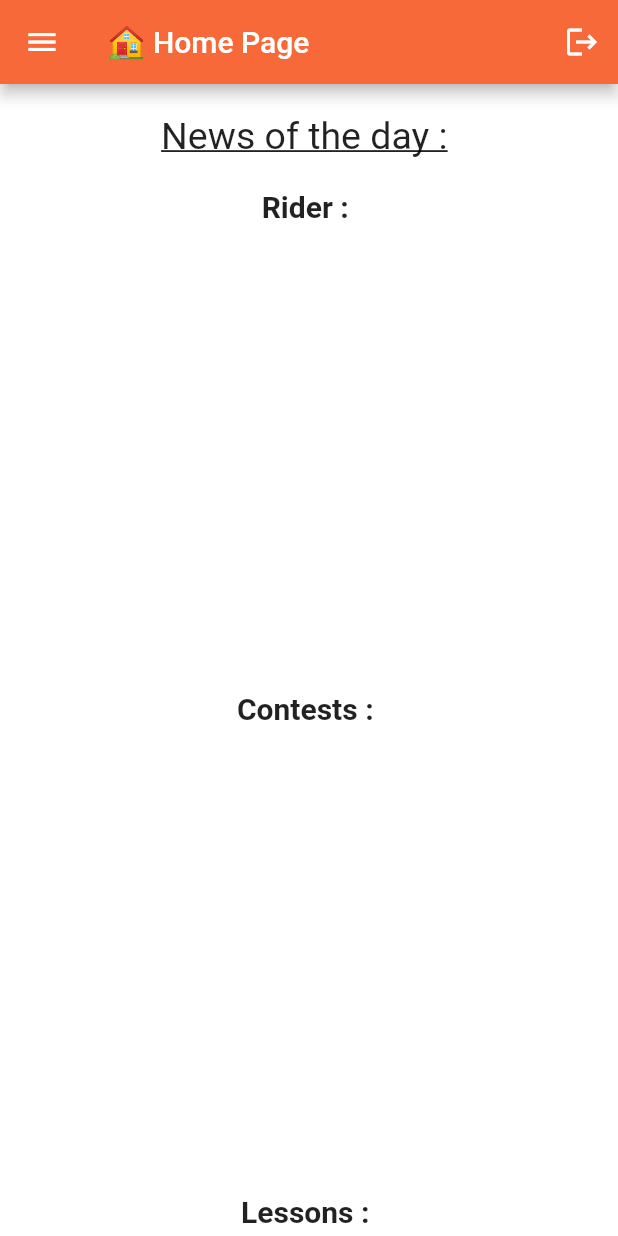
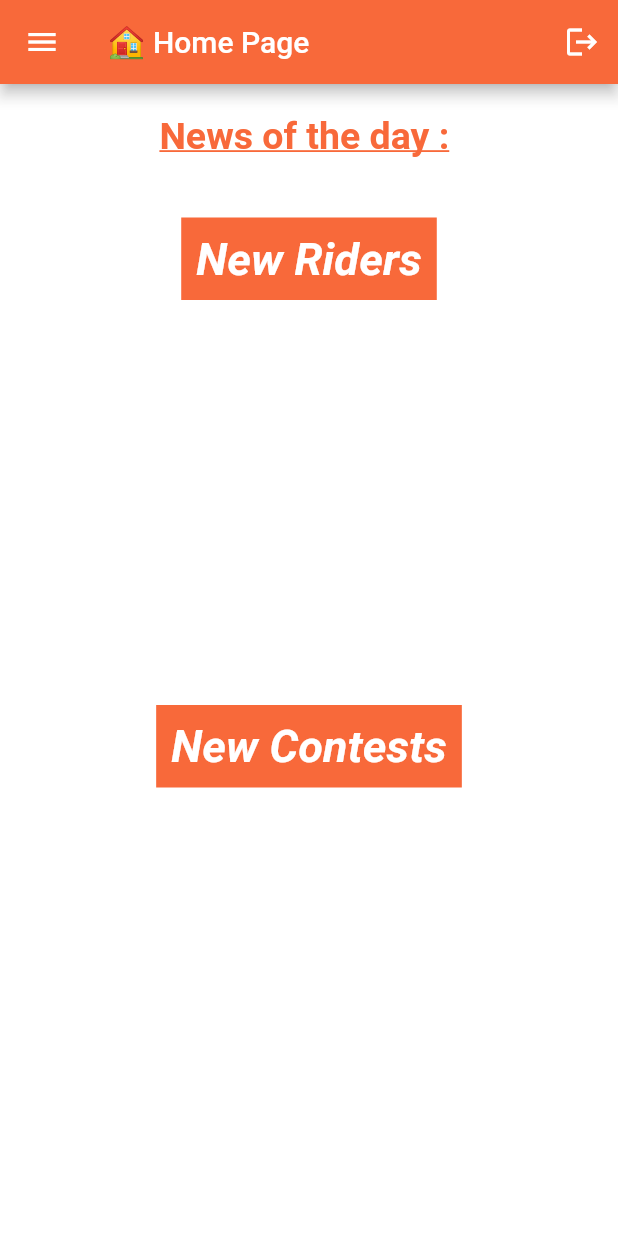
Before and after one commit to LouisYang95/FlutterAppEquitation, a Flutter app: the screen it shows after launch, on a phone screen of 412 x 824 dp. Run offline on Flutter 3.47's test engine with Material 2 defaults, Android fonts, the phone set to English and light mode, and no system bars; drawn by our look-alikes of carousel_slider; missing offline and left inert: flutter_session_manager, mongo_dart.

Commit message:
Change design home_page

```diff
--- a/lib/Pages/home_page.dart
+++ b/lib/Pages/home_page.dart
@@ -127,20 +127,28 @@ class _MyHomePageState extends State<MyHomePage> {
           child:Column(
             children: [
               const Padding(
-                padding: EdgeInsets.all(20.0),
+                //padding bottom
+                padding: EdgeInsets.only(top: 20,bottom: 40),
                 child: Text(
                   "News of the day : ",
-                  style: TextStyle(fontSize: 25.0, decoration: TextDecoration.underline),
+                  style: TextStyle(
+                    fontSize: 25.0,
+                    fontWeight: FontWeight.w700,
+                    decoration: TextDecoration.underline,
+                    color: Color.fromRGBO(248,105,58, 1),
+                  ),
                 ),
               ),
 
               //Users
-              const Padding(
-                padding: EdgeInsets.all(1.0),
-                child: Text(
-                  "Rider : ",
-                  style: TextStyle(fontSize: 20.0,fontWeight: FontWeight.bold),
-                ),
+              Container(
+                padding: const EdgeInsets.all(10.0),
+                color: Color.fromRGBO(248,105,58, 1),
+                child: const Text("New Riders", style: TextStyle(
+                    fontWeight: FontWeight.w700,
+                    color: Colors.white,
+                    fontStyle: FontStyle.italic,
+                    fontSize: 30)),
               ),
               FutureBuilder(
                 future: getAllUsers(),
@@ -148,7 +156,7 @@ class _MyHomePageState extends State<MyHomePage> {
                   if (snapshot.hasData) {
                     return CarouselSlider(
                       options: CarouselOptions(
-                        height: 310.0,
+                        height: 270.0,
                         autoPlay: (userDate.length < 2 ? false : true),
                         autoPlayInterval: const Duration(seconds: 3),
                         autoPlayAnimationDuration: const Duration(milliseconds: 800),
@@ -172,11 +180,9 @@ class _MyHomePageState extends State<MyHomePage> {
                                 scrollDirection: Axis.vertical,
                                 child: Column(
                                   children: [
-                                    Image.network(imgList[0]),
+                                    Image.network(user['photo']),
                                     const SizedBox(height: 10.0),
-                                    const Text("New Rider !", style: const TextStyle(fontSize: 20.0, color: Colors.black, fontWeight: FontWeight.bold)),
-                                    const SizedBox(height: 10.0),
-                                    Text(user['username'], style: const TextStyle(fontSize: 16.0, color: Colors.black, decoration: TextDecoration.underline)),
+                                    Text(user['username'], style: const TextStyle(fontSize: 20.0, color: Colors.black, fontWeight: FontWeight.bold)),
                                   ],
                                 ),
                               ),
@@ -188,19 +194,21 @@ class _MyHomePageState extends State<MyHomePage> {
                     );
                   } else {
                     return const Center(
-                      child: CircularProgressIndicator(),
+                      child: Text("No new rider"),
                     );
                   }
                 },
               ),
 
               //Contests
-              const Padding(
-                padding: EdgeInsets.all(1.0),
-                child: Text(
-                  "Contests : ",
-                  style: TextStyle(fontSize: 20.0,fontWeight: FontWeight.bold),
-                ),
+              Container(
+                padding: const EdgeInsets.all(10.0),
+                color: Color.fromRGBO(248,105,58, 1),
+                child: const Text("New Contests", style: TextStyle(
+                    fontWeight: FontWeight.w700,
+                    color: Colors.white,
+                    fontStyle: FontStyle.italic,
+                    fontSize: 30)),
               ),
               FutureBuilder(
                 future: getAllContests(),
@@ -208,7 +216,7 @@ class _MyHomePageState extends State<MyHomePage> {
                   if (snapshot.hasData) {
                     return CarouselSlider(
                       options: CarouselOptions(
-                        height: 310.0,
+                        height: 320.0,
                         autoPlay: (contestDate.length < 2 ? false : true),
                         autoPlayInterval: const Duration(seconds: 3),
                         autoPlayAnimationDuration: const Duration(milliseconds: 800),
@@ -232,11 +240,13 @@ class _MyHomePageState extends State<MyHomePage> {
                                 scrollDirection: Axis.vertical,
                                 child: Column(
                                   children: [
-                                    Image.network(imgList[1]),
+                                    Image.network(user['photo']),
                                     const SizedBox(height: 10.0),
-                                    const Text("New Contest !", style: const TextStyle(fontSize: 20.0, color: Colors.black, fontWeight: FontWeight.bold)),
+                                    Text(user['name'], style: const TextStyle(fontSize: 20.0, color: Colors.black, fontWeight: FontWeight.bold)),
                                     const SizedBox(height: 10.0),
-                                    Text(user['name'], style: const TextStyle(fontSize: 16.0, color: Colors.black, decoration: TextDecoration.underline)),
+                                    const Text("Address :", style: const TextStyle(fontSize: 16.0, color: Colors.black, decoration: TextDecoration.underline)),
+                                    Text(user['address'], style: const TextStyle(fontSize: 16.0)),
+
                                   ],
                                 ),
                               ),
@@ -248,19 +258,21 @@ class _MyHomePageState extends State<MyHomePage> {
                     );
                   } else {
                     return const Center(
-                      child: CircularProgressIndicator(),
+                      child: Text("No new contest"),
                     );
                   }
                 },
               ),
 
               //Lessons
-              const Padding(
-                padding: EdgeInsets.all(1.0),
-                child: Text(
-                  "Lessons : ",
-                  style: TextStyle(fontSize: 20.0,fontWeight: FontWeight.bold),
-                ),
+              Container(
+                padding: const EdgeInsets.all(10.0),
+                color: Color.fromRGBO(248,105,58, 1),
+                child: const Text("New Lessons", style: TextStyle(
+                    fontWeight: FontWeight.w700,
+                    color: Colors.white,
+                    fontStyle: FontStyle.italic,
+                    fontSize: 30)),
               ),
               FutureBuilder(
                 future: getAllLessons(),
@@ -268,7 +280,7 @@ class _MyHomePageState extends State<MyHomePage> {
                   if (snapshot.hasData) {
                     return CarouselSlider(
                       options: CarouselOptions(
-                        height: 310.0,
+                        height: 290.0,
                         autoPlay: (lessonDate.length < 2 ? false : true),
                         autoPlayInterval: const Duration(seconds: 3),
                         autoPlayAnimationDuration: const Duration(milliseconds: 800),
@@ -292,11 +304,13 @@ class _MyHomePageState extends State<MyHomePage> {
                                 scrollDirection: Axis.vertical,
                                 child: Column(
                                   children: [
-                                    Image.network(imgList[2]),
+                                    (user['type'] == "Endurance" ? Image.asset("assets/Endurance.jpeg") : user['type'] == "Show_Jumping" ? Image.asset("assets/Saut.jpeg") : Image.asset("assets/dressage.jpeg")),
                                     const SizedBox(height: 10.0),
-                                    const Text("New Lesson !", style: const TextStyle(fontSize: 20.0, color: Colors.black, fontWeight: FontWeight.bold)),
+                                    Text(user['type'], style: const TextStyle(fontSize: 20.0, color: Colors.black, fontWeight: FontWeight.bold)),
                                     const SizedBox(height: 10.0),
-                                    Text(user['land'], style: const TextStyle(fontSize: 16.0, color: Colors.black, decoration: TextDecoration.underline)),
+                                    const Text("Date :", style: const TextStyle(fontSize: 16.0, color: Colors.black, decoration: TextDecoration.underline)),
+                                    const SizedBox(height: 5.0),
+                                    Text("${user['date']} ${user['when']}", style: const TextStyle(fontSize: 16.0)),
                                   ],
                                 ),
                               ),
@@ -308,19 +322,21 @@ class _MyHomePageState extends State<MyHomePage> {
                     );
                   } else {
                     return const Center(
-                      child: CircularProgressIndicator(),
+                      child: Text("No new lesson"),
                     );
                   }
                 },
               ),
 
               //Parties
-              const Padding(
-                padding: EdgeInsets.all(1.0),
-                child: Text(
-                  "Events : ",
-                  style: TextStyle(fontSize: 20.0,fontWeight: FontWeight.bold),
-                ),
+              Container(
+                padding: const EdgeInsets.all(10.0),
+                color: Color.fromRGBO(248,105,58, 1),
+                child: const Text("New Parties", style: TextStyle(
+                    fontWeight: FontWeight.w700,
+                    color: Colors.white,
+                    fontStyle: FontStyle.italic,
+                    fontSize: 30)),
               ),
               FutureBuilder(
                 future: getAllParties(),
@@ -328,7 +344,7 @@ class _MyHomePageState extends State<MyHomePage> {
                   if (snapshot.hasData) {
                     return CarouselSlider(
                       options: CarouselOptions(
-                        height: 310.0,
+                        height: 320.0,
                         autoPlay: (partyDate.length < 2 ? false : true),
                         autoPlayInterval: const Duration(seconds: 3),
                         autoPlayAnimationDuration: const Duration(milliseconds: 800),
@@ -352,12 +368,13 @@ class _MyHomePageState extends State<MyHomePage> {
                                 scrollDirection: Axis.vertical,
                                 child: Column(
                                   children: [
-                                    Image.network(imgList[3]),
+                                    Image.network("https://cdn.discordapp.com/attachments/888356230379212831/1035303343423246366/soiree.jpeg"),
                                     const SizedBox(height: 10.0),
-                                    const Text("New Event !", style: const TextStyle(fontSize: 20.0, color: Colors.black, fontWeight: FontWeight.bold)),
+                                    Text(user['theme'], style: const TextStyle(fontSize: 20.0, color: Colors.black, fontWeight: FontWeight.bold)),
                                     const SizedBox(height: 10.0),
-                                    Text(user['theme'], style: const TextStyle(fontSize: 16.0, color: Colors.black, decoration: TextDecoration.underline)),
-                                  ],
+                                    const Text("Date :", style: const TextStyle(fontSize: 16.0, color: Colors.black, decoration: TextDecoration.underline)),
+                                    const SizedBox(height: 5.0),
+                                    Text("${user['date']} ${user['when']}", style: const TextStyle(fontSize: 16.0)),                                  ],
                                 ),
                               ),
                             );
@@ -368,7 +385,7 @@ class _MyHomePageState extends State<MyHomePage> {
                     );
                   } else {
                     return const Center(
-                      child: CircularProgressIndicator(),
+                      child: Text("No new party"),
                     );
                   }
                 },
```
